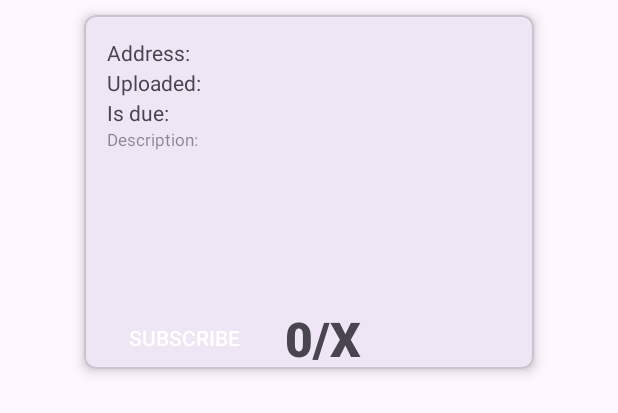
After one commit to NomenConservandum/Voluntary-works-front-end-kotlin, an Android app: the layout public_request_item.xml on its own in the app's theme, with its tools: preview values and no code run, on a phone screen of 412 x 824 dp. The commit adds this screen. Shown: the top 413 px of the screen. Run offline under Robolectric (Android 15) with nearby library versions, the phone set to English and light mode, and no system bars.

Commit message:
Implement Public Request Adapter

```diff
--- /dev/null
+++ b/app/src/main/java/com/example/template/model/PublicRequestsAdapter.kt
@@ -0,0 +1,76 @@
+package com.example.template.model
+
+import android.view.LayoutInflater
+import android.view.View
+import android.view.ViewGroup
+import android.widget.TextView
+import android.widget.Button
+import androidx.recyclerview.widget.RecyclerView
+import com.example.template.R
+
+
+class PublicRequestsAdapter(private val dataSet: MutableList<PublicRequest>) :
+    RecyclerView.Adapter<PublicRequestsAdapter.ViewHolder>() {
+    /**
+     * Provide a reference to the type of views that you are using
+     * (custom ViewHolder)
+     */
+    class ViewHolder(view: View) : RecyclerView.ViewHolder(view) {
+        val address: TextView = view.findViewById(R.id.address)
+        val upload: TextView = view.findViewById(R.id.upload)
+        val deadline: TextView = view.findViewById(R.id.deadline)
+        val description: TextView = view.findViewById(R.id.description)
+        val subscribeToggleButton: Button = view.findViewById(R.id.subscribe)
+        val counter: TextView = view.findViewById(R.id.counter)
+        var toggle: Boolean = false
+    }
+
+    // Create new views (invoked by the layout manager)
+    override fun onCreateViewHolder(viewGroup: ViewGroup, viewType: Int): PublicRequestsAdapter.ViewHolder {
+
+        // Create a new view, which defines the UI of the list item
+        val view = LayoutInflater.from(viewGroup.context)
+            .inflate(R.layout.public_request_item, viewGroup, false)
+        return PublicRequestsAdapter.ViewHolder(view)
+    }
+
+    // Replace the contents of a view (invoked by the layout manager)
+    override fun onBindViewHolder(viewHolder: PublicRequestsAdapter.ViewHolder, position: Int) {
+
+        // Get element from your dataset at this position and replace the
+        // contents of the view with that element
+
+        viewHolder.address.text = dataSet[position].address
+        viewHolder.upload.text = dataSet[position].date.toString()
+        viewHolder.deadline.text = dataSet[position].deadLine.toString()
+        viewHolder.description.text = dataSet[position].description
+        viewHolder.counter.text = dataSet[position].respondedPeople.toString().plus('/').plus(dataSet[position].respondedPeople.toString())
+
+        //viewHolder.email.text = viewHolder.email.text.toString().plus(dataSet[position].email)
+        //viewHolder.name.text = viewHolder.name.text.toString().plus(dataSet[position].name)
+
+        viewHolder.subscribeToggleButton.setOnClickListener {
+            viewHolder.toggle = !viewHolder.toggle
+            // send request via changing some global value and warning the page thus
+            // TODO: implement such request handling method
+            if (viewHolder.toggle) {
+                val numbers = viewHolder.counter.text.split('/')
+                var firstNumber = numbers[0].toInt()
+                ++firstNumber
+                viewHolder.counter.text = firstNumber.toString().plus('/').plus(dataSet[position].respondedPeople.toString())
+            } else {
+                val numbers = viewHolder.counter.text.split('/')
+                var firstNumber = numbers[0].toInt()
+                --firstNumber
+                viewHolder.counter.text = firstNumber.toString().plus('/').plus(dataSet[position].respondedPeople.toString())
+
+            }
+        }
+    }
+
+    // Return the size of your dataset (invoked by the layout manager)
+    override fun getItemCount(): Int {
+        return dataSet.size
+    }
+
+}
--- /dev/null
+++ b/app/src/main/res/layout/public_request_item.xml
@@ -0,0 +1,95 @@
+<?xml version="1.0" encoding="utf-8"?>
+<com.google.android.material.card.MaterialCardView xmlns:android="http://schemas.android.com/apk/res/android"
+    android:layout_width="match_parent"
+    android:layout_height="256dp"
+    android:layout_marginLeft="48dp"
+    android:layout_marginRight="48dp"
+    android:gravity="center_vertical"
+    xmlns:app="http://schemas.android.com/apk/res-auto"
+    app:cardCornerRadius="8dp"
+    app:cardElevation="5dp"
+    app:cardUseCompatPadding="true">
+    <TextView
+        android:id="@+id/address_string"
+        android:layout_marginTop="15dp"
+        android:layout_marginStart="15dp"
+        android:layout_width="wrap_content"
+        android:layout_height="wrap_content"
+        android:text="@string/address_string" />
+
+    <TextView
+        android:id="@+id/address"
+        android:layout_width="wrap_content"
+        android:layout_height="wrap_content"
+        android:layout_marginStart="80dp"
+        android:layout_marginTop="15dp"
+        android:text="" />
+
+    <TextView
+        android:id="@+id/upload_date_string"
+        android:layout_marginTop="35dp"
+        android:layout_marginStart="15dp"
+        android:layout_width="wrap_content"
+        android:layout_height="wrap_content"
+        android:text="@string/upload_date_string" />
+    <TextView
+        android:id="@+id/upload"
+        android:layout_width="wrap_content"
+        android:layout_height="wrap_content"
+        android:layout_marginStart="80dp"
+        android:layout_marginTop="35dp"
+        android:text="" />
+
+    <TextView
+        android:id="@+id/deadline_string"
+        android:layout_width="wrap_content"
+        android:layout_height="wrap_content"
+        android:layout_marginStart="15dp"
+        android:layout_marginTop="55dp"
+        android:text="@string/deadline_date_string" />
+    <TextView
+        android:id="@+id/deadline"
+        android:layout_width="wrap_content"
+        android:layout_height="wrap_content"
+        android:layout_marginStart="80dp"
+        android:layout_marginTop="55dp"
+        android:text="" />
+
+    <TextView
+        android:id="@+id/description_string"
+        android:layout_width="wrap_content"
+        android:layout_height="wrap_content"
+        android:layout_marginStart="15dp"
+        android:layout_marginTop="75dp"
+        android:text="@string/description_string"
+        android:textColor="#6D000000"
+        android:textSize="11sp" />
+
+    <TextView
+        android:id="@+id/description"
+        android:layout_width="wrap_content"
+        android:layout_height="wrap_content"
+        android:layout_marginStart="15dp"
+        android:layout_marginTop="85dp"
+        android:text=""
+        android:textSize="14sp" />
+
+    <Button
+        android:id="@+id/subscribe"
+        style="@style/Widget.AppCompat.Button.Borderless"
+        android:layout_width="134dp"
+        android:layout_height="wrap_content"
+        android:layout_marginStart="0dp"
+        android:layout_marginTop="194dp"
+        android:text="@string/subscribe" />
+
+    <TextView
+        android:id="@+id/counter"
+        android:layout_width="wrap_content"
+        android:layout_height="wrap_content"
+        android:layout_marginStart="134dp"
+        android:layout_marginTop="194dp"
+        android:fontFamily="sans-serif-black"
+        android:text="0/X"
+        android:textSize="32sp" />
+</com.google.android.material.card.MaterialCardView>
--- a/app/src/main/res/values/strings.xml
+++ b/app/src/main/res/values/strings.xml
@@ -45,9 +45,19 @@
     <string name="action_settings">Settings</string>
     <string name="change">Change</string>
     <string name="delete">Delete</string>
+    <string name="subscribe">Subscribe</string>
+    <string name="unsubscribe">Unubscribe</string>
     <string name="create">Create</string>
     <string name="registerdev">Register new developer</string>
     <string name="title_activity_login" translatable="false">Log in</string>
 
+    <!-- now some requests strings -->
+    <string name="address_string">Address: </string>
+    <string name="upload_date_string">Uploaded: </string>
+    <string name="deadline_date_string">Is due: </string>
+    <string name="people_string">People: </string>
+    <string name="description_string">Description:</string>
+
+
 
 </resources>
```
Also changed, not shown: 1 other file.
